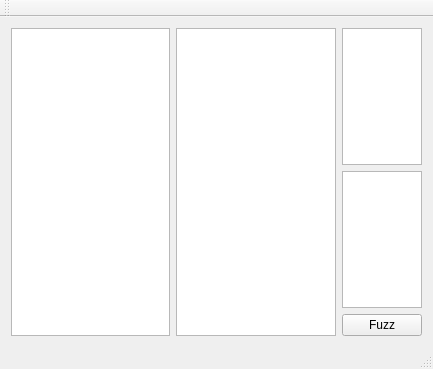
file-citas/ptrace_fuzzer, file mainwindow.ui: the form before one commit.
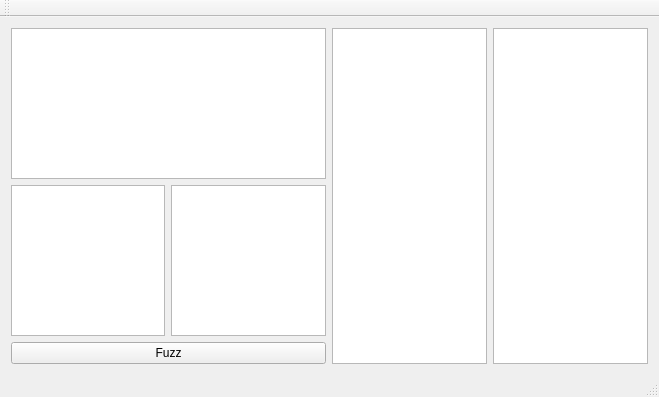
The form after the commit.

Commit message: target output

Patch:
```diff
--- a/mainwindow.ui
+++ b/mainwindow.ui
@@ -6,32 +6,29 @@
    <rect>
     <x>0</x>
     <y>0</y>
-    <width>433</width>
-    <height>369</height>
+    <width>659</width>
+    <height>397</height>
    </rect>
   </property>
   <property name="windowTitle">
    <string>MainWindow</string>
   </property>
   <widget class="QWidget" name="centralWidget">
-   <layout class="QHBoxLayout" name="horizontalLayout_2">
-    <item>
-     <layout class="QHBoxLayout" name="horizontalLayout">
-      <item>
-       <widget class="QTableView" name="tagtableview"/>
-      </item>
-      <item>
-       <widget class="QTableView" name="codetableview"/>
-      </item>
-     </layout>
-    </item>
+   <layout class="QHBoxLayout" name="horizontalLayout_3">
     <item>
      <layout class="QVBoxLayout" name="verticalLayout">
       <item>
        <widget class="QTableView" name="vrangeTableView"/>
       </item>
       <item>
-       <widget class="QTextBrowser" name="textBrowser"/>
+       <layout class="QHBoxLayout" name="horizontalLayout_2">
+        <item>
+         <widget class="QTextBrowser" name="textBrowser"/>
+        </item>
+        <item>
+         <widget class="QTextBrowser" name="textBrowserTarget"/>
+        </item>
+       </layout>
       </item>
       <item>
        <widget class="QPushButton" name="pushButton">
@@ -42,6 +39,16 @@
       </item>
      </layout>
     </item>
+    <item>
+     <layout class="QHBoxLayout" name="horizontalLayout">
+      <item>
+       <widget class="QTableView" name="tagtableview"/>
+      </item>
+      <item>
+       <widget class="QTableView" name="codetableview"/>
+      </item>
+     </layout>
+    </item>
    </layout>
   </widget>
   <widget class="QMenuBar" name="menuBar">
```
Left out of the diff: 2 changed lines with no effect on the pictures. The commit also changes 13 other files.
